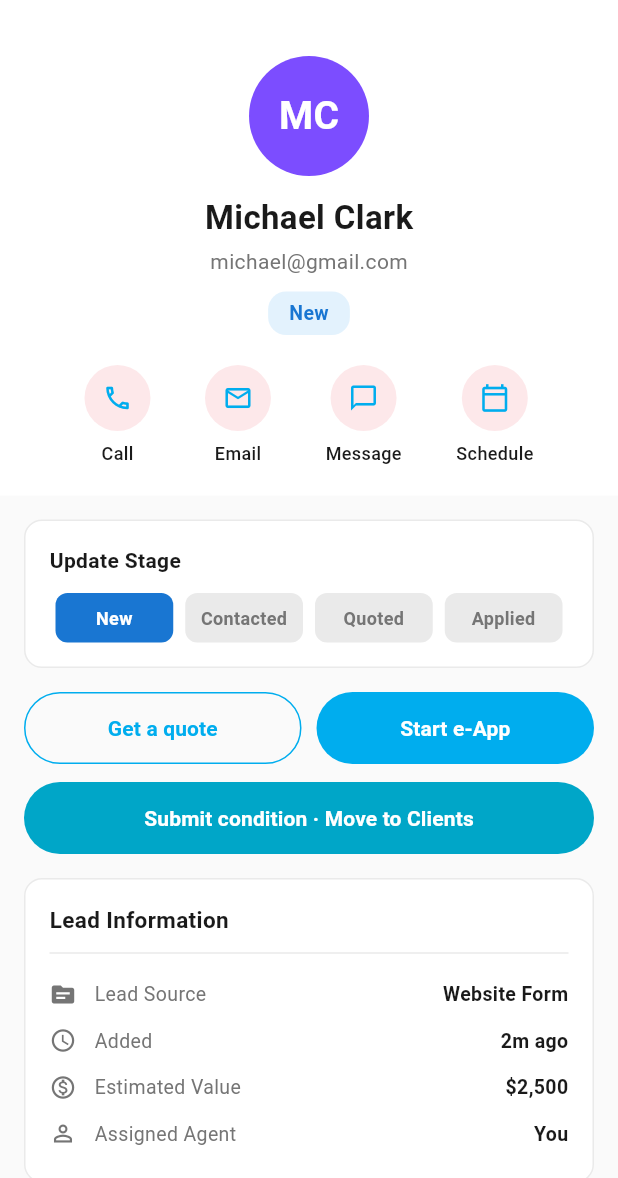
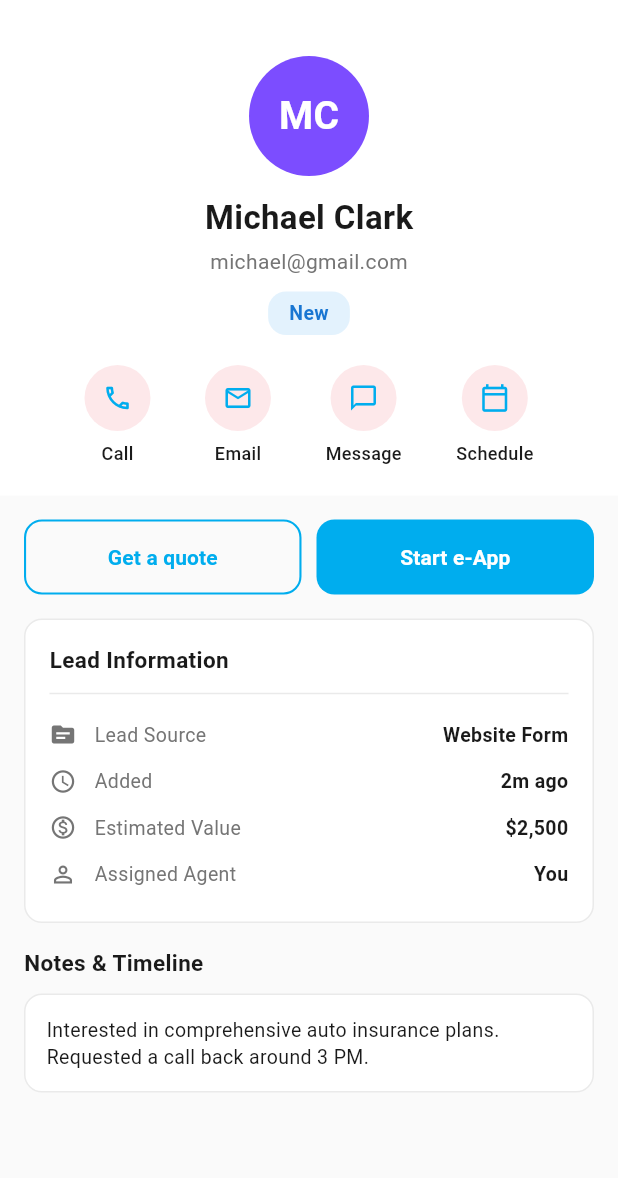
Before and after one commit to maungsaw/life_insurance, a Flutter app: the LeadDetailPage screen opened directly with sample values from the repository, on a phone screen of 412 x 824 dp, the part 58-1236 px from its top. Run offline on Flutter 3.47's test engine with Material 3 defaults, Android fonts, the phone set to English and light mode, and no system bars; our stand-ins replace connectivity_plus, dio, equatable, firebase_core, firebase_messaging, firebase_remote_config and 8 more; missing offline and left inert: file_selector, flutter_foreground_task, freerasp; accounts and stored records are empty.

Commit message:
Refactor LeadDetailPage to use StatelessWidget and streamline status handling
- Converted LeadDetailPage from StatefulWidget to StatelessWidget for improved performance and simplicity.
- Updated status handling methods to directly use the lead entity, eliminating unnecessary state management.
- Removed the condition submission feature and related UI elements, focusing on displaying lead details and actions.
- Enhanced the layout of action buttons for better accessibility and user experience.
- Updated tests to reflect changes in the LeadDetailPage functionality and ensure accurate coverage.

```diff
--- a/lib/features/lead/presentation/pages/detail.dart
+++ b/lib/features/lead/presentation/pages/detail.dart
@@ -3,31 +3,17 @@ import 'package:life_insurance/core/core.dart' show AppColors;
 import 'package:life_insurance/features/lead/domain/domain.dart'
     show LeadEntity;
 import 'package:life_insurance/features/components/components.dart'
-    show AppStatusDialog, AppStatusType;
-import 'package:life_insurance/features/customer/presentation/models/customer_hub_session.dart';
+    show AppButton, AppButtonVariant;
 import 'package:life_insurance/features/product/presentation/widgets/eapp_launch.dart';
 
-class LeadDetailPage extends StatefulWidget {
+/// Field CRM card — stage + convert live on web (`101`).
+class LeadDetailPage extends StatelessWidget {
+  const LeadDetailPage({super.key, required this.lead});
+
   final LeadEntity lead;
 
-  const LeadDetailPage({super.key, required this.lead});
-
-  @override
-  State<LeadDetailPage> createState() => _LeadDetailPageState();
-}
-
-class _LeadDetailPageState extends State<LeadDetailPage> {
-  late String _currentStatus;
-
-  @override
-  void initState() {
-    super.initState();
-    _currentStatus = widget.lead.status;
-  }
-
-  // Color helper based on status badge from design
-  Color _getStatusBgColor(String status) {
-    switch (status) {
+  Color _statusBg(BuildContext context) {
+    switch (lead.status) {
       case 'New':
         return const Color(0xFFE3F2FD);
       case 'Contacted':
@@ -41,8 +27,8 @@ class _LeadDetailPageState extends State<LeadDetailPage> {
     }
   }
 
-  Color _getStatusTextColor(String status) {
-    switch (status) {
+  Color _statusFg() {
+    switch (lead.status) {
       case 'New':
         return const Color(0xFF1976D2);
       case 'Contacted':
@@ -52,23 +38,8 @@ class _LeadDetailPageState extends State<LeadDetailPage> {
       case 'Applied':
         return const Color(0xFF388E3C);
       default:
-        return AppColors.onSurface(context);
+        return AppColors.lightPrimary;
     }
-  }
-
-  Future<void> _submitCondition() async {
-    final confirmed = await AppStatusDialog.show(
-      context,
-      type: AppStatusType.warning,
-      title: 'Submit condition?',
-      message:
-          'This creates a Pending policy and moves ${widget.lead.name} from Leads to Clients.',
-      actionLabel: 'SUBMIT',
-      secondaryLabel: 'CANCEL',
-    );
-    if (confirmed != true || !mounted) return;
-    CustomerHubSession.convertLead(widget.lead);
-    Navigator.pop(context, true);
   }
 
   @override
@@ -108,7 +79,6 @@ class _LeadDetailPageState extends State<LeadDetailPage> {
       body: SingleChildScrollView(
         child: Column(
           children: [
-            // --- Header Profile Section ---
             Container(
               color: AppColors.surface(context),
               padding: const EdgeInsets.all(20.0),
@@ -116,9 +86,9 @@ class _LeadDetailPageState extends State<LeadDetailPage> {
                 children: [
                   CircleAvatar(
                     radius: 40,
-                    backgroundColor: widget.lead.avatarColor,
+                    backgroundColor: lead.avatarColor,
                     child: Text(
-                      widget.lead.initials,
+                      lead.initials,
                       style: TextStyle(
                         color: AppColors.onPrimary,
                         fontSize: 26,
@@ -128,7 +98,7 @@ class _LeadDetailPageState extends State<LeadDetailPage> {
                   ),
                   const SizedBox(height: 12),
                   Text(
-                    widget.lead.name,
+                    lead.name,
                     style: TextStyle(
                       fontSize: 22,
                       fontWeight: FontWeight.bold,
@@ -137,44 +107,44 @@ class _LeadDetailPageState extends State<LeadDetailPage> {
                   ),
                   const SizedBox(height: 4),
                   Text(
-                    widget.lead.email,
+                    lead.email,
                     style: TextStyle(
                       fontSize: 14,
                       color: AppColors.onSurfaceSecondary(context),
                     ),
                   ),
                   const SizedBox(height: 10),
-
-                  // Dynamic Status Tag
                   Container(
                     padding: const EdgeInsets.symmetric(
                       horizontal: 14,
                       vertical: 5,
                     ),
                     decoration: BoxDecoration(
-                      color: _getStatusBgColor(_currentStatus),
+                      color: _statusBg(context),
                       borderRadius: BorderRadius.circular(12),
                     ),
                     child: Text(
-                      _currentStatus,
+                      lead.status,
                       style: TextStyle(
-                        color: _getStatusTextColor(_currentStatus),
+                        color: _statusFg(),
                         fontWeight: FontWeight.w600,
                         fontSize: 13,
                       ),
                     ),
                   ),
-
                   const SizedBox(height: 20),
-
-                  // Quick Action Buttons
                   Row(
                     mainAxisAlignment: MainAxisAlignment.spaceEvenly,
                     children: [
-                      _buildActionButton(Icons.phone_outlined, 'Call'),
-                      _buildActionButton(Icons.email_outlined, 'Email'),
-                      _buildActionButton(Icons.chat_bubble_outline, 'Message'),
+                      _buildActionButton(context, Icons.phone_outlined, 'Call'),
+                      _buildActionButton(context, Icons.email_outlined, 'Email'),
                       _buildActionButton(
+                        context,
+                        Icons.chat_bubble_outline,
+                        'Message',
+                      ),
+                      _buildActionButton(
+                        context,
                         Icons.calendar_today_outlined,
                         'Schedule',
                       ),
@@ -183,139 +153,37 @@ class _LeadDetailPageState extends State<LeadDetailPage> {
                 ],
               ),
             ),
-
             const SizedBox(height: 16),
-
-            // --- Status Changer / Pipeline Stepper ---
-            Padding(
-              padding: const EdgeInsets.symmetric(horizontal: 16.0),
-              child: Container(
-                padding: const EdgeInsets.all(16),
-                decoration: BoxDecoration(
-                  color: AppColors.surface(context),
-                  borderRadius: BorderRadius.circular(12),
-                  border: Border.all(color: AppColors.border(context)),
-                ),
-                child: Column(
-                  crossAxisAlignment: CrossAxisAlignment.start,
-                  children: [
-                    const Text(
-                      'Update Stage',
-                      style: TextStyle(
-                        fontSize: 14,
-                        fontWeight: FontWeight.bold,
-                      ),
-                    ),
-                    const SizedBox(height: 12),
-                    Row(
-                      children: ['New', 'Contacted', 'Quoted', 'Applied'].map((
-                        status,
-                      ) {
-                        final isSelected = _currentStatus == status;
-                        return Expanded(
-                          child: GestureDetector(
-                            onTap: () {
-                              setState(() {
-                                _currentStatus = status;
-                              });
-                            },
-                            child: Container(
-                              margin: const EdgeInsets.symmetric(horizontal: 4),
-                              padding: const EdgeInsets.symmetric(vertical: 8),
-                              decoration: BoxDecoration(
-                                color: isSelected
-                                    ? _getStatusTextColor(status)
-                                    : AppColors.border(context),
-                                borderRadius: BorderRadius.circular(8),
-                              ),
-                              child: Text(
-                                status,
-                                textAlign: TextAlign.center,
-                                style: TextStyle(
-                                  color: isSelected
-                                      ? Colors.white
-                                      : AppColors.onSurfaceSecondary(context),
-                                  fontWeight: FontWeight.w600,
-                                  fontSize: 12,
-                                ),
-                              ),
-                            ),
-                          ),
-                        );
-                      }).toList(),
-                    ),
-                  ],
-                ),
-              ),
-            ),
-
-            const SizedBox(height: 16),
-
             Padding(
               padding: const EdgeInsets.symmetric(horizontal: 16),
               child: Row(
                 children: [
                   Expanded(
-                    child: OutlinedButton(
+                    child: AppButton(
+                      label: 'Get a quote',
+                      variant: AppButtonVariant.secondary,
+                      fontSize: 14,
                       onPressed: () => EappLaunch.startQuoteForParty(
                         context,
-                        EappLaunch.partyFromLead(widget.lead),
-                      ),
-                      style: OutlinedButton.styleFrom(
-                        foregroundColor: AppColors.lightPrimary,
-                        side: BorderSide(color: AppColors.lightPrimary),
-                        padding: const EdgeInsets.symmetric(vertical: 14),
-                      ),
-                      child: const Text(
-                        'Get a quote',
-                        style: TextStyle(fontWeight: FontWeight.bold),
+                        EappLaunch.partyFromLead(lead),
                       ),
                     ),
                   ),
                   const SizedBox(width: 10),
                   Expanded(
-                    child: FilledButton(
+                    child: AppButton(
+                      label: 'Start e-App',
+                      fontSize: 14,
                       onPressed: () => EappLaunch.startEappForParty(
                         context,
-                        EappLaunch.partyFromLead(widget.lead),
-                      ),
-                      style: FilledButton.styleFrom(
-                        backgroundColor: AppColors.lightPrimary,
-                        padding: const EdgeInsets.symmetric(vertical: 14),
-                      ),
-                      child: const Text(
-                        'Start e-App',
-                        style: TextStyle(fontWeight: FontWeight.bold),
+                        EappLaunch.partyFromLead(lead),
                       ),
                     ),
                   ),
                 ],
               ),
             ),
-
-            const SizedBox(height: 12),
-
-            Padding(
-              padding: const EdgeInsets.symmetric(horizontal: 16),
-              child: SizedBox(
-                width: double.infinity,
-                child: FilledButton(
-                  onPressed: _submitCondition,
-                  style: FilledButton.styleFrom(
-                    backgroundColor: const Color(0xFF00A6C8),
-                    padding: const EdgeInsets.symmetric(vertical: 14),
-                  ),
-                  child: const Text(
-                    'Submit condition · Move to Clients',
-                    style: TextStyle(fontWeight: FontWeight.bold),
-                  ),
-                ),
-              ),
-            ),
-
             const SizedBox(height: 16),
-
-            // --- Details Card ---
             Padding(
               padding: const EdgeInsets.symmetric(horizontal: 16.0),
               child: Container(
@@ -336,18 +204,26 @@ class _LeadDetailPageState extends State<LeadDetailPage> {
                       ),
                     ),
                     const Divider(height: 24),
-                    _buildInfoRow(Icons.source, 'Lead Source', 'Website Form'),
                     _buildInfoRow(
+                      context,
+                      Icons.source,
+                      'Lead Source',
+                      'Website Form',
+                    ),
+                    _buildInfoRow(
+                      context,
                       Icons.access_time,
                       'Added',
-                      widget.lead.timeAgo,
+                      lead.timeAgo,
                     ),
                     _buildInfoRow(
+                      context,
                       Icons.monetization_on_outlined,
                       'Estimated Value',
                       '\$2,500',
                     ),
                     _buildInfoRow(
+                      context,
                       Icons.person_outline,
                       'Assigned Agent',
                       'You',
@@ -356,10 +232,7 @@ class _LeadDetailPageState extends State<LeadDetailPage> {
                 ),
               ),
             ),
-
             const SizedBox(height: 16),
-
-            // --- Lead Notes / Log ---
             Padding(
               padding: const EdgeInsets.symmetric(horizontal: 16.0),
               child: Column(
@@ -397,8 +270,11 @@ class _LeadDetailPageState extends State<LeadDetailPage> {
     );
   }
 
-  // Helper Widget for Quick Action Circle Buttons
-  Widget _buildActionButton(IconData icon, String label) {
+  Widget _buildActionButton(
+    BuildContext context,
+    IconData icon,
+    String label,
+  ) {
     return Column(
       children: [
         CircleAvatar(
@@ -409,14 +285,18 @@ class _LeadDetailPageState extends State<LeadDetailPage> {
         const SizedBox(height: 6),
         Text(
           label,
-          style: TextStyle(fontSize: 12, fontWeight: FontWeight.w500),
+          style: const TextStyle(fontSize: 12, fontWeight: FontWeight.w500),
         ),
       ],
     );
   }
 
-  // Helper Widget for Info Key-Value Rows
-  Widget _buildInfoRow(IconData icon, String title, String value) {
+  Widget _buildInfoRow(
+    BuildContext context,
+    IconData icon,
+    String title,
+    String value,
+  ) {
     return Padding(
       padding: const EdgeInsets.symmetric(vertical: 6.0),
       child: Row(
@@ -436,7 +316,7 @@ class _LeadDetailPageState extends State<LeadDetailPage> {
               value,
               textAlign: TextAlign.end,
               maxLines: 2,
-              style: TextStyle(fontSize: 13, fontWeight: FontWeight.w600),
+              style: const TextStyle(fontSize: 13, fontWeight: FontWeight.w600),
             ),
           ),
         ],
--- a/lib/features/product/presentation/pages/quote_saved.dart
+++ b/lib/features/product/presentation/pages/quote_saved.dart
@@ -46,24 +46,31 @@ class ProductQuoteSavedPage extends StatelessWidget {
               _row(context, 'Total', '${quote.totalAmount} MMK'),
             _row(context, 'Saved', ProductFormat.dob(quote.savedAt)),
             const Spacer(),
-            AppButton(
+            SafeArea(
+              top: false,
+              child: Row(
+                children: [
+                  Expanded(
+                    child: AppButton(
+                      label: 'View saved quotes',
+                      variant: AppButtonVariant.secondary,
+                      fontSize: 14,
+                      onPressed: () => context.push(AppRoute.productQuotes),
+                    ),
+                  ),
+                  const SizedBox(width: 10),
+                  Expanded(
+                    child: AppButton(
                       label: 'Start e-App',
+                      fontSize: 14,
                       onPressed: () {
                         final draft = ProductSession.startEapp(quote);
                         context.push(AppRoute.productEapp, extra: draft);
                       },
                     ),
-            const SizedBox(height: 10),
-            AppButton(
-              label: 'View saved quotes',
-              variant: AppButtonVariant.secondary,
-              onPressed: () => context.push(AppRoute.productQuotes),
                   ),
-            const SizedBox(height: 10),
-            AppButton(
-              label: 'Back to Products',
-              variant: AppButtonVariant.text,
-              onPressed: () => popToShell(context),
+                ],
+              ),
             ),
           ],
         ),
```
Also changed, not shown: 7 other files. Lines whose indentation alone changed are shown as unchanged.
